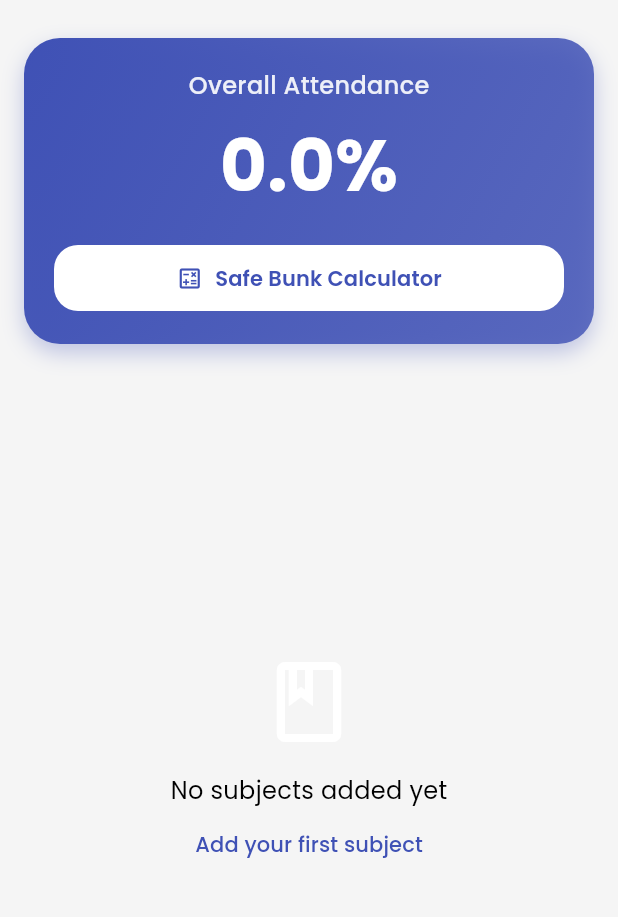
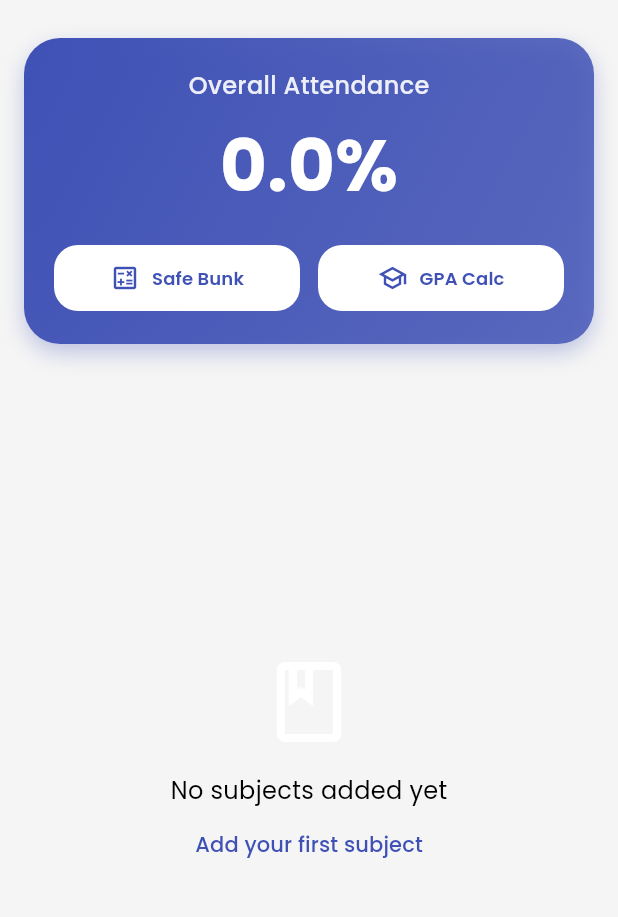
Before and after one commit to itspriyanshhh/Attendance_Tracker_App, a Flutter app: the AttendanceHome screen opened directly, on a phone screen of 412 x 824 dp, the part 70-987 px from its top. Run offline on Flutter 3.47's test engine with Material 3 defaults, Android fonts, the phone set to English and light mode, and no system bars; our stand-ins replace cloud_firestore, firebase_auth, firebase_core, firebase_messaging, fl_chart, flutter_local_notifications and 9 more; missing offline and left inert: home_widget, razorpay_flutter; accounts and stored records are empty.

Commit message:
added gpa calculator

```diff
--- a/lib/screens/attendance_home.dart
+++ b/lib/screens/attendance_home.dart
@@ -6,6 +6,7 @@ import 'package:attendance_management/services/home_widget_service.dart';
 import 'package:attendance_management/services/subscription_service.dart';
 import 'package:flutter/material.dart';
 import 'package:google_fonts/google_fonts.dart';
+import 'package:attendance_management/screens/gpa_calculator_screen.dart';
 import 'package:shared_preferences/shared_preferences.dart';
 import '../main.dart' show isDarkMode;
 
@@ -469,12 +470,14 @@ class AttendanceHomeState extends State<AttendanceHome>
                         },
                       ),
                       const SizedBox(height: 16),
-                      SizedBox(
-                        width: double.infinity,
+                      Row(
+                        children: [
+                          Expanded(
                             child: ElevatedButton.icon(
                               onPressed: () async {
                                 // Check if user has access to bunk calculator
-                            final hasAccess = await SubscriptionService.instance
+                                final hasAccess = await SubscriptionService
+                                    .instance
                                     .hasFeatureAccess('bunk_calculator');
 
                                 if (!hasAccess && mounted) {
@@ -492,7 +495,8 @@ class AttendanceHomeState extends State<AttendanceHome>
 
                                 // Calculate current totals
                                 final Map<String, int> pointsPerSubject = {
-                              for (var s in _subjects) s.id!: (s.isLab ? 2 : 1),
+                                  for (var s in _subjects)
+                                    s.id!: (s.isLab ? 2 : 1),
                                 };
                                 int totalPoints = 0;
                                 int attendedPoints = 0;
@@ -500,7 +504,8 @@ class AttendanceHomeState extends State<AttendanceHome>
                                   final ptsPerSession =
                                       pointsPerSubject[record.subjectId] ?? 1;
                                   totalPoints += record.held * ptsPerSession;
-                              attendedPoints += record.attended * ptsPerSession;
+                                  attendedPoints +=
+                                      record.attended * ptsPerSession;
                                 }
 
                                 showModalBottomSheet(
@@ -516,24 +521,70 @@ class AttendanceHomeState extends State<AttendanceHome>
                               icon: Icon(
                                 Icons.calculate_outlined,
                                 color: colorScheme.primary,
+                                size: 20,
                               ),
                               label: Text(
-                            'Safe Bunk Calculator',
+                                'Safe Bunk',
                                 style: GoogleFonts.poppins(
                                   color: colorScheme.primary,
                                   fontWeight: FontWeight.w600,
+                                  fontSize: 12,
                                 ),
                               ),
                               style: ElevatedButton.styleFrom(
                                 backgroundColor: colorScheme.onPrimary,
                                 foregroundColor: colorScheme.primary,
                                 elevation: 0,
-                            padding: const EdgeInsets.symmetric(vertical: 12),
+                                padding: const EdgeInsets.symmetric(
+                                  vertical: 12,
+                                  horizontal: 8,
+                                ),
                                 shape: RoundedRectangleBorder(
                                   borderRadius: BorderRadius.circular(16),
                                 ),
                               ),
                             ),
+                          ),
+                          const SizedBox(width: 12),
+                          Expanded(
+                            child: ElevatedButton.icon(
+                              onPressed: () {
+                                Navigator.push(
+                                  context,
+                                  MaterialPageRoute(
+                                    builder: (context) =>
+                                        const GPACalculatorScreen(),
+                                  ),
+                                );
+                              },
+                              icon: Icon(
+                                Icons.school_outlined,
+                                color: colorScheme.primary,
+                                size: 20,
+                              ),
+                              label: Text(
+                                'GPA Calc',
+                                style: GoogleFonts.poppins(
+                                  color: colorScheme.primary,
+                                  fontWeight: FontWeight.w600,
+                                  fontSize: 12,
+                                ),
+                              ),
+                              style: ElevatedButton.styleFrom(
+                                backgroundColor: colorScheme.onPrimary,
+                                foregroundColor: colorScheme.primary,
+                                elevation: 0,
+                                padding: const EdgeInsets.symmetric(
+                                  vertical: 12,
+                                  horizontal: 8,
+                                ),
+                                shape: RoundedRectangleBorder(
+                                  borderRadius: BorderRadius.circular(16),
+                                ),
+                              ),
+                            ),
+                          ),
+                        ],
                       ),
                     ],
                   ),
```
Also changed, not shown: lib/screens/gpa_calculator_screen.dart (added, +337 -0 lines). Lines whose indentation alone changed are shown as unchanged.
